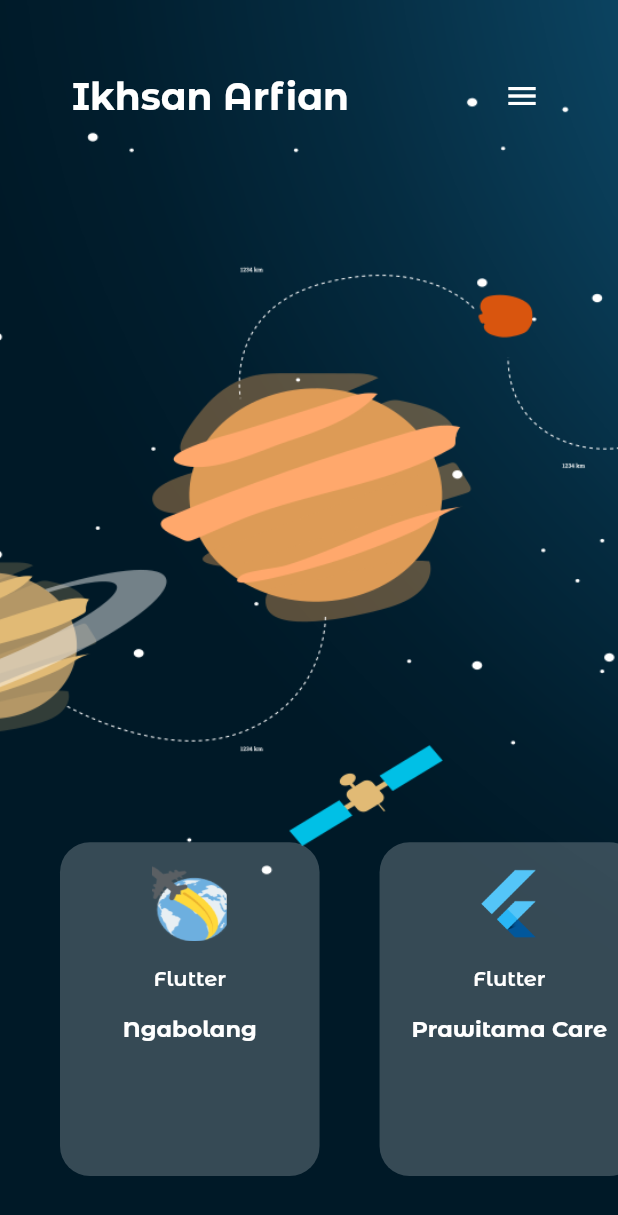
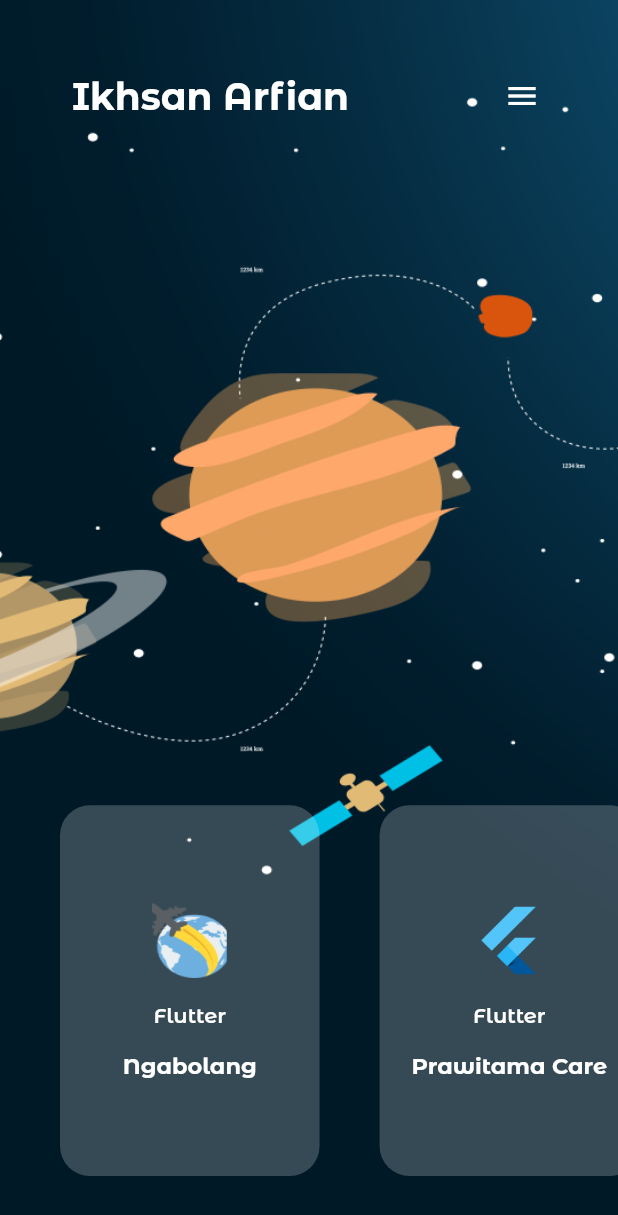
Before and after one commit to IKHSRF/flutter-portofolio, a Flutter app: the Project screen opened by its route, on a phone screen of 412 x 824 dp. Shown: the top 1215 px of the screen. Run offline on Flutter 3.47's test engine with Material 2 defaults, Android fonts, the phone set to English and light mode, and no system bars; our stand-ins replace flutter_modular, flutter_svg, responsive_builder, url_strategy; project files that could hold a hidden picture were left out.

Commit message:
UPDATE: update project page

```diff
--- /dev/null
+++ b/lib/model/model.dart
@@ -0,0 +1 @@
+part 'project.dart';
--- /dev/null
+++ b/lib/model/project.dart
@@ -0,0 +1,78 @@
+part of 'model.dart';
+
+class Project {
+  final String category;
+  final String title;
+  final String icon;
+  final String url;
+
+  Project({
+    required this.category,
+    required this.title,
+    required this.icon,
+    required this.url,
+  });
+}
+
+final List<Project> projectList = [
+  Project(
+    category: 'Flutter',
+    icon: 'assets/icons/ngabolang.png',
+    title: 'Ngabolang',
+    url: 'https://github.com/IKHSRF/ngabolang-mobile',
+  ),
+  Project(
+    category: 'Flutter',
+    icon: 'assets/icons/flutter.png',
+    title: 'Prawitama Care',
+    url: 'https://github.com/TjandraD/crowdfunding-web',
+  ),
+  Project(
+    category: 'Flutter',
+    icon: 'assets/icons/flutter.png',
+    title: 'English Whiteboard',
+    url: 'https://english-whiteboard.firebaseapp.com/',
+  ),
+  Project(
+    category: 'Flutter',
+    icon: 'assets/icons/flutter.png',
+    title: 'Pneumonia Prevention',
+    url: 'https://github.com/IKHSRF/child-pneumonia-prevention',
+  ),
+  Project(
+    category: 'Laravel',
+    icon: 'assets/icons/laravel.png',
+    title: 'Geometry Calculator',
+    url: 'https://github.com/IKHSRF/geometry_calculator',
+  ),
+  Project(
+    category: 'Flutter',
+    icon: 'assets/icons/delivery app.png',
+    title: 'Delivery App',
+    url: 'https://github.com/IKHSRF/delivery-app',
+  ),
+  Project(
+    category: 'Flutter',
+    icon: 'assets/icons/flutter.png',
+    title: 'Flutter Portfolio',
+    url: 'https://github.com/IKHSRF/flutter-portofolio',
+  ),
+  Project(
+    category: 'Flutter',
+    icon: 'assets/icons/meditation.png',
+    title: 'Meditation',
+    url: 'https://github.com/IKHSRF/Meditation-App',
+  ),
+  Project(
+    category: 'Flutter',
+    icon: 'assets/icons/flutter.png',
+    title: 'POS',
+    url: 'https://github.com/IKHSRF/pos-flutter',
+  ),
+  Project(
+    category: 'Flutter',
+    icon: 'assets/icons/flutter.png',
+    title: 'Joke App',
+    url: 'https://github.com/IKHSRF/joke_app',
+  ),
+];
--- a/lib/pages/about.dart
+++ b/lib/pages/about.dart
@@ -29,7 +29,7 @@ class About extends StatelessWidget {
                           ? EdgeInsets.only(left: 0, right: 0)
                           : EdgeInsets.only(left: 20.0),
                       child: Text(
-                        'I am Mobile Developer\nI have experienced with mobile\napp development using flutter & kotlin',
+                        'I am Mobile Developer\nI have experienced with mobile\napp development',
                         style: TextStyle(
                           color: Colors.white,
                           fontWeight: FontWeight.w800,
--- a/lib/pages/pages.dart
+++ b/lib/pages/pages.dart
@@ -1,4 +1,5 @@
 import 'package:flutter/material.dart';
+import 'package:portofolio/model/model.dart';
 import 'package:portofolio/widgets/widgets.dart';
 import 'package:responsive_builder/responsive_builder.dart';
 
--- a/lib/pages/project.dart
+++ b/lib/pages/project.dart
@@ -26,89 +26,19 @@ class Project extends StatelessWidget {
                 ),
                 SizedBox(
                   width: screenSize.width,
-                  child: SingleChildScrollView(
+                  height: screenSize.height * .3,
+                  child: ListView.builder(
                     scrollDirection: Axis.horizontal,
-                    child: Row(
-                      children: [
-                        ProjectCard(
-                          screenSize: screenSize,
-                          projectCategory: 'Flutter',
-                          projectIconPath: 'assets/icons/ngabolang.png',
-                          projectName: 'Ngabolang',
-                          projectUrl:
-                              'https://github.com/IKHSRF/ngabolang-mobile',
-                        ),
-                        ProjectCard(
-                          screenSize: screenSize,
-                          projectCategory: 'Flutter',
-                          projectIconPath: 'assets/icons/flutter.png',
-                          projectName: 'Prawitama Care',
-                          projectUrl:
-                              'https://github.com/TjandraD/crowdfunding-web',
-                        ),
-                        ProjectCard(
-                          screenSize: screenSize,
-                          projectCategory: 'Flutter',
-                          projectIconPath: 'assets/icons/flutter.png',
-                          projectName: 'English Whiteboard',
-                          projectUrl:
-                              'https://english-whiteboard.firebaseapp.com/',
-                        ),
-                        ProjectCard(
-                          screenSize: screenSize,
-                          projectCategory: 'Flutter',
-                          projectIconPath: 'assets/icons/flutter.png',
-                          projectName: 'Pneumonia Prevention',
-                          projectUrl:
-                              'https://github.com/IKHSRF/child-pneumonia-prevention',
-                        ),
-                        ProjectCard(
-                          screenSize: screenSize,
-                          projectCategory: 'Laravel',
-                          projectIconPath: 'assets/icons/laravel.png',
-                          projectName: 'Geometry Calculator',
-                          projectUrl:
-                              'https://github.com/IKHSRF/geometry_calculator',
-                        ),
-                        ProjectCard(
-                          screenSize: screenSize,
-                          projectCategory: 'Flutter',
-                          projectIconPath: 'assets/icons/delivery app.png',
-                          projectName: 'Delivery App',
-                          projectUrl: 'https://github.com/IKHSRF/delivery-app',
-                        ),
-                        ProjectCard(
-                          screenSize: screenSize,
-                          projectCategory: 'Flutter',
-                          projectIconPath: 'assets/icons/flutter.png',
-                          projectName: 'Flutter Portfolio',
-                          projectUrl:
-                              'https://github.com/IKHSRF/flutter-portofolio',
-                        ),
-                        ProjectCard(
-                          screenSize: screenSize,
-                          projectCategory: 'Flutter',
-                          projectIconPath: 'assets/icons/meditation.png',
-                          projectName: 'Meditation',
-                          projectUrl:
-                              'https://github.com/IKHSRF/Meditation-App',
-                        ),
-                        ProjectCard(
-                          screenSize: screenSize,
-                          projectCategory: 'Flutter',
-                          projectIconPath: 'assets/icons/flutter.png',
-                          projectName: 'POS',
-                          projectUrl: 'https://github.com/IKHSRF/pos-flutter',
-                        ),
-                        ProjectCard(
-                          screenSize: screenSize,
-                          projectCategory: 'Flutter',
-                          projectIconPath: 'assets/icons/flutter.png',
-                          projectName: 'Joke App',
-                          projectUrl: 'https://github.com/IKHSRF/joke_app',
-                        ),
-                      ],
-                    ),
+                    itemCount: projectList.length,
+                    itemBuilder: (context, index) {
+                      return ProjectCard(
+                        screenSize: screenSize,
+                        projectCategory: projectList[index].category,
+                        projectIconPath: projectList[index].icon,
+                        projectName: projectList[index].title,
+                        projectUrl: projectList[index].url,
+                      );
+                    },
                   ),
                 )
               ],
--- a/lib/services/url_launcher.dart
+++ b/lib/services/url_launcher.dart
@@ -6,7 +6,7 @@ class Url {
       await launch(
         url,
         forceSafariVC: true,
-        forceWebView: true,
+        forceWebView: false,
       );
     } else {
       throw 'Could not launch $url';
--- a/lib/widgets/background/background.dart
+++ b/lib/widgets/background/background.dart
@@ -19,7 +19,6 @@ class Background extends StatelessWidget {
           height: screenSize.height,
           child: Image.asset(
             assetPath,
-            scale: 0.3,
             fit: BoxFit.cover,
           ),
         ),
--- a/lib/widgets/project_card/project_card.dart
+++ b/lib/widgets/project_card/project_card.dart
@@ -35,17 +35,12 @@ class ProjectCard extends StatelessWidget {
                 : sizingInformation.isTablet
                     ? screenSize.width * 0.27
                     : screenSize.width * 0.2,
-            height: sizingInformation.isMobile
-                ? screenSize.height * 0.27
-                : sizingInformation.isTablet
-                    ? screenSize.height * 0.2
-                    : screenSize.height * 0.25,
             decoration: BoxDecoration(
               color: Colors.white.withOpacity(0.21),
               borderRadius: BorderRadius.circular(20.0),
             ),
             child: Column(
-              mainAxisAlignment: MainAxisAlignment.start,
+              mainAxisAlignment: MainAxisAlignment.center,
               crossAxisAlignment: CrossAxisAlignment.center,
               children: [
                 Image.asset(
--- a/lib/widgets/widgets.dart
+++ b/lib/widgets/widgets.dart
@@ -1,5 +1,6 @@
 import 'package:flutter/material.dart';
 import 'package:flutter_modular/flutter_modular.dart';
+import 'package:flutter_svg/flutter_svg.dart';
 import 'package:portofolio/services/url_launcher.dart';
 import 'package:responsive_builder/responsive_builder.dart';
 
--- a/pubspec.yaml
+++ b/pubspec.yaml
@@ -6,13 +6,14 @@ publish_to: "none"
 version: 1.0.0+1
 
 environment:
-  sdk: ">=2.15.1 <3.0.0"
+  sdk: ">=2.16.0 <3.0.0"
 
 dependencies:
   cupertino_icons: ^1.0.1
   flutter:
     sdk: flutter
   flutter_modular: ^4.4.0+1
+  flutter_svg: ^1.0.3
   responsive_builder: ^0.4.0-nullsafety.1
   url_launcher: ^6.0.0-nullsafety
   url_strategy: ^0.2.0-nullsafety.0
```
Also changed, not shown: assets/images/home.svg (added), pubspec.lock, 1 other file.
